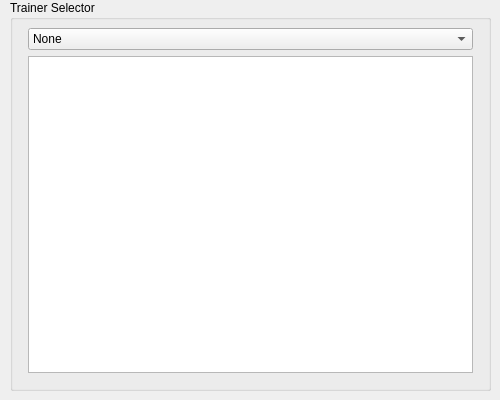
This is trainerselect.ui in openMSX/catapult as Qt 5 draws it before an edit. The edited form follows.
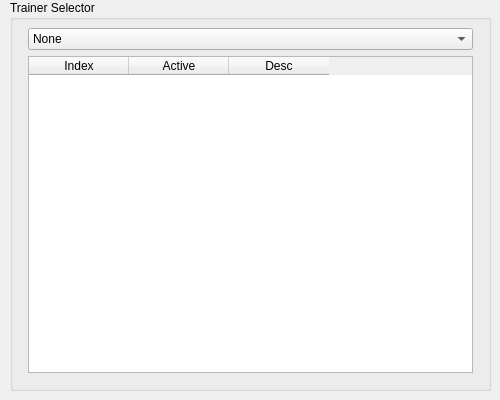
This is the edited form. Icons and pictures are not drawn.

Commit message: A bunch of improvements to the CheatFinder. Added Trainer Selector.

Patch:
```diff
--- a/trainerselect.ui
+++ b/trainerselect.ui
@@ -39,7 +39,7 @@
    <property name="title" >
     <string>Trainer Selector</string>
    </property>
-   <widget class="QWidget" name="" >
+   <widget class="QWidget" name="layoutWidget" >
     <property name="geometry" >
      <rect>
       <x>10</x>
@@ -62,7 +62,35 @@
       </widget>
      </item>
      <item>
-      <widget class="QTableView" name="tableView" />
+      <widget class="QTableWidget" name="TrainerTable" >
+       <property name="alternatingRowColors" >
+        <bool>true</bool>
+       </property>
+       <property name="showGrid" >
+        <bool>false</bool>
+       </property>
+       <property name="wordWrap" >
+        <bool>false</bool>
+       </property>
+       <property name="cornerButtonEnabled" >
+        <bool>false</bool>
+       </property>
+       <column>
+        <property name="text" >
+         <string>Index</string>
+        </property>
+       </column>
+       <column>
+        <property name="text" >
+         <string>Active</string>
+        </property>
+       </column>
+       <column>
+        <property name="text" >
+         <string>Desc</string>
+        </property>
+       </column>
+      </widget>
      </item>
     </layout>
    </widget>
```
The commit also changes 3 other files.
